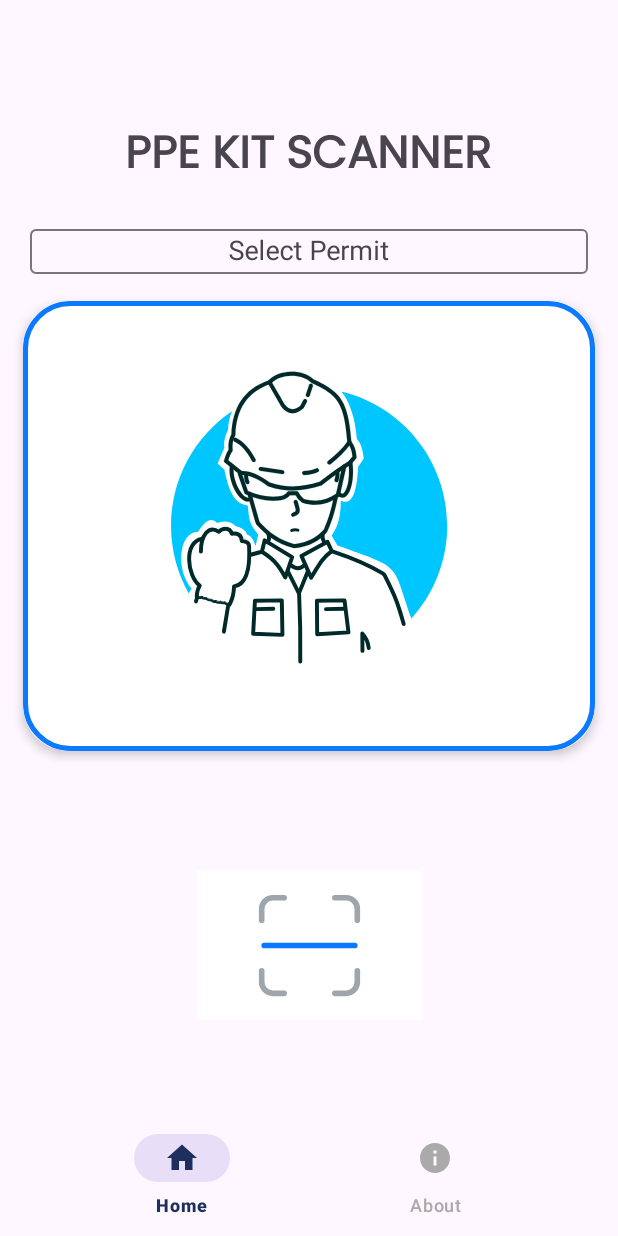
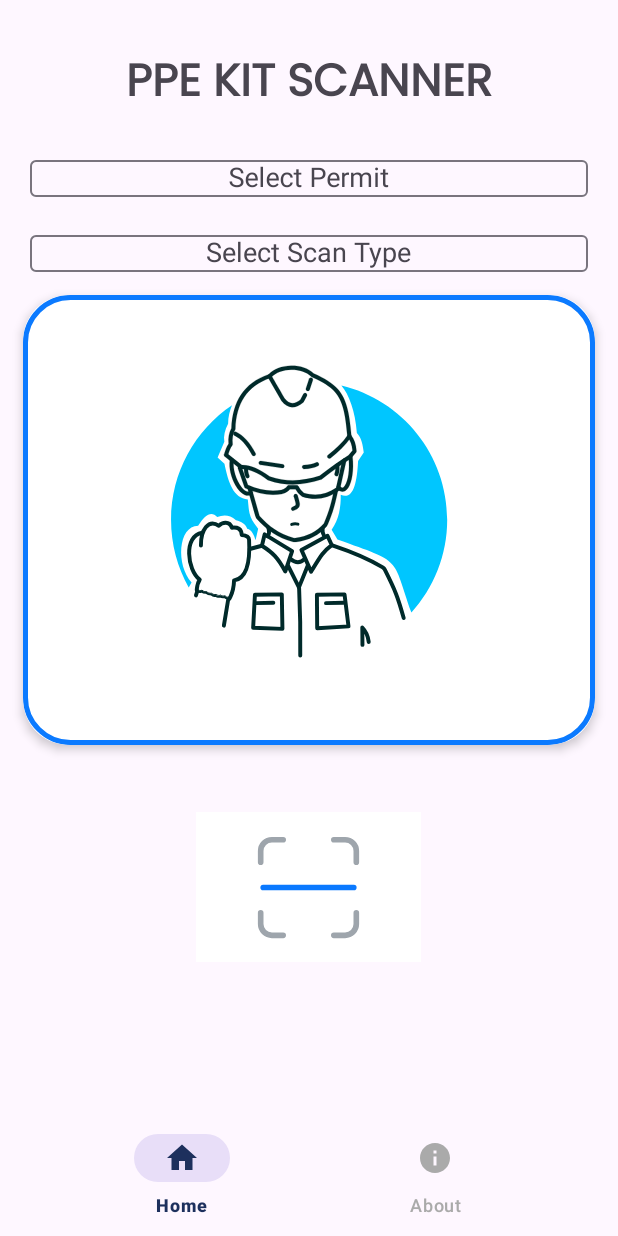
Before and after one commit to umesh-coder/IdeathonPOC, an Android app: the screen it shows after launch (MainActivity), after a tap on an icon or button, on a phone screen of 412 x 824 dp. Run offline under Robolectric (Android 15) with nearby library versions, the phone set to English and light mode, and no system bars.

Commit message:
select scan type added

```diff
--- a/app/src/main/java/com/example/ideathonpoc/ui/screens/HomeFragment.kt
+++ b/app/src/main/java/com/example/ideathonpoc/ui/screens/HomeFragment.kt
@@ -7,7 +7,6 @@ import android.view.View
 import android.view.ViewGroup
 import android.widget.ArrayAdapter
 import android.widget.AutoCompleteTextView
-import android.widget.ImageButton
 import androidx.fragment.app.Fragment
 import com.airbnb.lottie.LottieAnimationView
 import com.example.ideathonpoc.R
@@ -24,8 +23,10 @@ class HomeFragment : Fragment() {
         "High-Risk Permit" to listOf("Helmet", "Safety Vest", "Gloves")
     )
     private var selectedPermit: String? = null
+    private var selectedScanType: String? = null
     private lateinit var liveCaptureButton: LottieAnimationView
     private lateinit var permitDropdown: AutoCompleteTextView
+    private lateinit var scanTypeDropdown: AutoCompleteTextView
     private lateinit var bottomNavigationView: BottomNavigationView
 
     override fun onCreateView(
@@ -41,9 +42,11 @@ class HomeFragment : Fragment() {
         try {
             liveCaptureButton = binding.liveCapture
             permitDropdown = binding.permitDropdown
+            scanTypeDropdown = binding.scanningdropdown
             bottomNavigationView = requireActivity().findViewById(R.id.bottomNav)
             bottomNavigationView.visibility = View.VISIBLE
             setupPermitDropdown()
+            setupScanTypeDropdown()
             setupButtons()
         } catch (e: Exception) {
             Log.e(TAG, "Error in onViewCreated", e)
@@ -64,33 +67,45 @@ class HomeFragment : Fragment() {
         }
     }
 
+    private fun setupScanTypeDropdown() {
+        val scanTypes = listOf("Scan one after other", "Scan everything")
+        val adapter = ArrayAdapter(requireContext(), android.R.layout.simple_list_item_1, scanTypes)
+        scanTypeDropdown.setAdapter(adapter)
+        scanTypeDropdown.setOnFocusChangeListener { view, hasFocus ->
+            if (hasFocus) {
+                (view as AutoCompleteTextView).showDropDown()
+            }
+        }
+        scanTypeDropdown.setOnItemClickListener { _, _, position, _ ->
+            selectedScanType = scanTypes[position]
+        }
+    }
+
     private fun setupButtons() {
         liveCaptureButton.setOnClickListener {
             navigateToCameraFragment()
         }
-
-
     }
 
     private fun navigateToCameraFragment() {
         try {
-
             val requiredItems = permitMap[selectedPermit]
-            if (requiredItems != null) {
+            if (requiredItems != null && selectedScanType != null) {
                 bottomNavigationView.visibility = View.GONE
                 val cameraFragment = CameraFragment().apply {
                     arguments = Bundle().apply {
                         putString("PERMIT", selectedPermit)
                         putStringArrayList("REQUIRED_ITEMS", ArrayList(requiredItems))
+                        putString("SCAN_TYPE", selectedScanType)
                     }
                 }
 
                 parentFragmentManager.beginTransaction()
                     .replace(R.id.container, cameraFragment)
-                    .addToBackStack(null)  // Add to back stack for proper back navigation
+                    .addToBackStack(null)
                     .commit()
             } else {
-                Log.e(TAG, "No permit selected or invalid permit")
+                Log.e(TAG, "No permit or scan type selected, or invalid permit")
             }
         } catch (e: Exception) {
             Log.e(TAG, "Error navigating to CameraFragment", e)
--- a/app/src/main/res/layout/fragment_home.xml
+++ b/app/src/main/res/layout/fragment_home.xml
@@ -1,6 +1,5 @@
 <?xml version="1.0" encoding="utf-8"?>
 <androidx.constraintlayout.widget.ConstraintLayout xmlns:android="http://schemas.android.com/apk/res/android"
-
     xmlns:app="http://schemas.android.com/apk/res-auto"
     android:id="@+id/home_container"
     android:layout_width="match_parent"
@@ -11,16 +10,49 @@
         android:layout_width="wrap_content"
         android:layout_height="wrap_content"
         android:layout_marginTop="32dp"
-        android:layout_marginBottom="8dp"
         android:fontFamily="@font/poppins"
         android:text="@string/ppe_kit_scanner"
-        android:textSize="30dp"
+        android:textSize="30sp"
         android:textStyle="bold"
-        app:layout_constraintBottom_toTopOf="@+id/image_view_card"
         app:layout_constraintEnd_toEndOf="parent"
-        app:layout_constraintHorizontal_bias="0.497"
         app:layout_constraintStart_toStartOf="parent"
         app:layout_constraintTop_toTopOf="parent" />
+
+    <com.google.android.material.textfield.TextInputLayout
+        android:id="@+id/permitDropdownLayout"
+        android:layout_width="match_parent"
+        android:layout_height="wrap_content"
+        android:layout_margin="20dp"
+        android:hint="Select Permit"
+        app:layout_constraintTop_toBottomOf="@+id/textView"
+        app:layout_constraintEnd_toEndOf="parent"
+        app:layout_constraintStart_toStartOf="parent">
+
+        <AutoCompleteTextView
+            android:id="@+id/permitDropdown"
+            android:layout_width="match_parent"
+            android:layout_height="wrap_content"
+            android:gravity="center" />
+
+    </com.google.android.material.textfield.TextInputLayout>
+
+    <com.google.android.material.textfield.TextInputLayout
+        android:id="@+id/scanningdropdownlayout"
+        android:layout_width="match_parent"
+        android:layout_height="wrap_content"
+        android:layout_margin="20dp"
+        android:hint="Select Scan Type"
+        app:layout_constraintTop_toBottomOf="@+id/permitDropdownLayout"
+        app:layout_constraintEnd_toEndOf="parent"
+        app:layout_constraintStart_toStartOf="parent">
+
+        <AutoCompleteTextView
+            android:id="@+id/scanningdropdown"
+            android:layout_width="match_parent"
+            android:layout_height="wrap_content"
+            android:gravity="center" />
+
+    </com.google.android.material.textfield.TextInputLayout>
 
     <androidx.cardview.widget.CardView
         android:id="@+id/image_view_card"
@@ -29,11 +61,9 @@
         android:layout_margin="15dp"
         app:cardCornerRadius="30dp"
         app:cardElevation="4dp"
-        app:layout_constraintBottom_toTopOf="@+id/live_capture"
+        app:layout_constraintTop_toBottomOf="@+id/scanningdropdownlayout"
         app:layout_constraintEnd_toEndOf="parent"
-        app:layout_constraintStart_toStartOf="parent"
-        app:layout_constraintTop_toBottomOf="@+id/textView">
-
+        app:layout_constraintStart_toStartOf="parent">
 
         <com.airbnb.lottie.LottieAnimationView
             android:id="@+id/animationView"
@@ -44,44 +74,22 @@
             app:lottie_loop="true"
             app:lottie_rawRes="@raw/worker_placeholder" />
 
-
     </androidx.cardview.widget.CardView>
-
-    <com.google.android.material.textfield.TextInputLayout
-        android:id="@+id/permitDropdownLayout"
-        android:layout_width="match_parent"
-        android:layout_height="wrap_content"
-        android:layout_margin="20dp"
-
-        android:hint="Select Permit"
-        app:layout_constraintBottom_toTopOf="@+id/image_view_card"
-        app:layout_constraintEnd_toEndOf="parent"
-        app:layout_constraintHorizontal_bias="0.5"
-        app:layout_constraintStart_toStartOf="parent"
-        app:layout_constraintTop_toBottomOf="@+id/textView">
-
-        <AutoCompleteTextView
-            android:id="@+id/permitDropdown"
-            android:layout_width="match_parent"
-            android:layout_height="30dp"
-            android:gravity="center" />
-
-    </com.google.android.material.textfield.TextInputLayout>
 
     <com.airbnb.lottie.LottieAnimationView
         android:id="@+id/live_capture"
-
         android:layout_width="150dp"
         android:layout_height="100dp"
         android:layout_gravity="center"
         android:layout_margin="16dp"
         android:background="@color/white"
         android:scaleType="centerCrop"
-        android:text="Live Capture"
         app:layout_constraintBottom_toBottomOf="parent"
         app:layout_constraintEnd_toEndOf="parent"
+        app:layout_constraintHorizontal_bias="0.498"
         app:layout_constraintStart_toStartOf="parent"
         app:layout_constraintTop_toBottomOf="@+id/image_view_card"
+        app:layout_constraintVertical_bias="0.251"
         app:lottie_autoPlay="true"
         app:lottie_loop="true"
         app:lottie_rawRes="@raw/scanbutton" />
```
